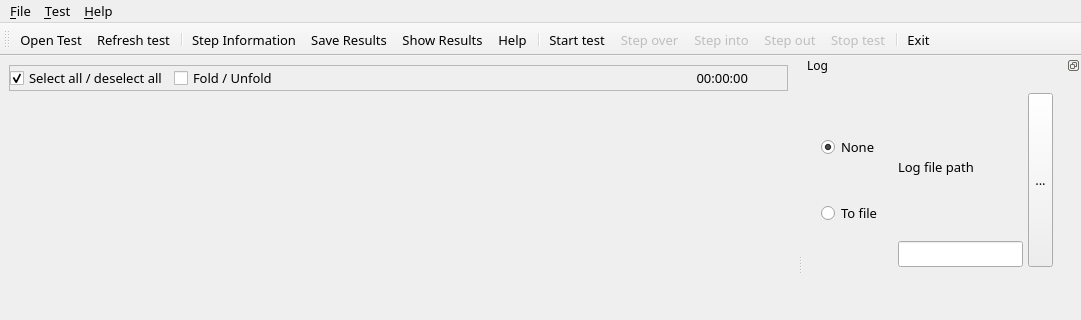
testium-HIL/testium, file src/testium/main_win/testium_core_win.ui: the form before one commit; both pictures show x 0 to 1081 and y 0 to 320 of the 1081 by 730 pixel window.
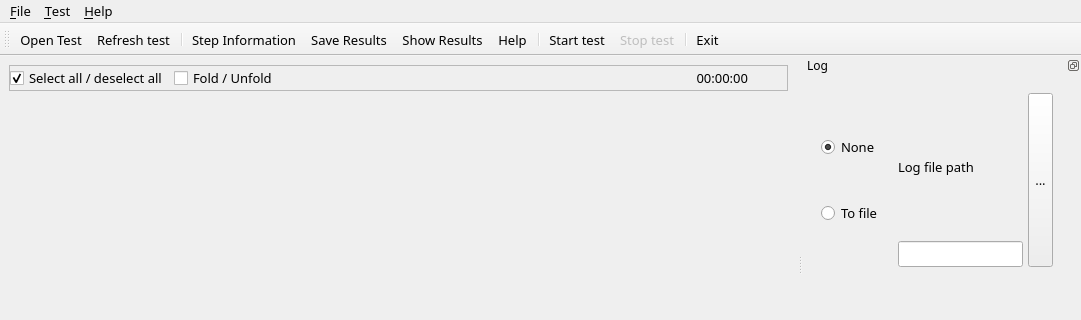
The form after the commit. Icons and pictures are not drawn.

Commit message:
feat(gui): move step buttons to a small bar above the test tree
Icon-only 16px bar shown only while a test runs, built on the search
bar pattern. Removes the QToolBar insertAction/removeAction workaround.

Diff of the .ui file:
```diff
--- a/src/testium/main_win/testium_core_win.ui
+++ b/src/testium/main_win/testium_core_win.ui
@@ -256,9 +256,6 @@
    <addaction name="actionHelp"/>
    <addaction name="separator"/>
    <addaction name="actionStart_test"/>
-   <addaction name="actionStep_over"/>
-   <addaction name="actionStep_into"/>
-   <addaction name="actionStep_out"/>
    <addaction name="actionStop_test"/>
    <addaction name="separator"/>
    <addaction name="actionExit"/>
```
The commit also changes 3 other files.
